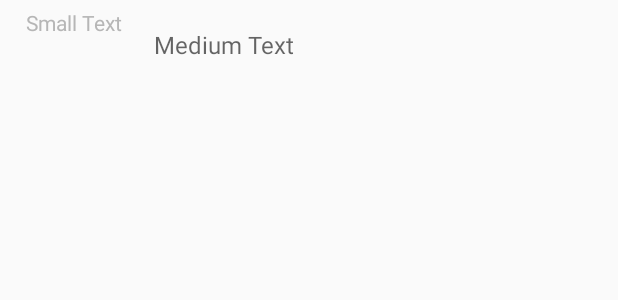
After one commit to SeanD98/MyRunningApp, an Android app: the layout list_item.xml on its own in the app's theme, with its tools: preview values and no code run, on a phone screen of 412 x 824 dp. The commit adds this screen. Shown: the top 300 px of the screen. Run offline under Robolectric (Android 15) with nearby library versions, the phone set to English and light mode, and no system bars; network calls fail.

Commit message:
get runs list added

```diff
--- a/app/src/main/java/com/example/myrunningapp/Utils/StyledMapActivity.java
+++ b/app/src/main/java/com/example/myrunningapp/Utils/StyledMapActivity.java
@@ -356,7 +356,7 @@ public class StyledMapActivity extends AppCompatActivity implements OnMapReadyCa
                     double newLocLong = latLng.longitude;
                     Location.distanceBetween(lastLocLat, lastLocLong, newLocLat, newLocLong, Distance);
 
-                    Speed = overallDistance += Distance[0];
+                    Speed = overallDistance += Distance[0]; //this it?
 
                     //convert distance to miles when measurementUnits switch is ON
                     if (DataController.getInstance(getApplicationContext()).measurementUnits == 0){
--- /dev/null
+++ b/app/src/main/res/layout/list_item.xml
@@ -0,0 +1,54 @@
+<?xml version="1.0" encoding="utf-8"?>
+<FrameLayout xmlns:android="http://schemas.android.com/apk/res/android"
+    android:layout_width="match_parent"
+    android:layout_height="match_parent"
+    android:orientation="vertical" >
+
+    <LinearLayout
+        android:id="@+id/ll"
+        android:layout_width="match_parent"
+        android:layout_height="60dp"
+        android:layout_alignParentStart="true"
+        android:layout_alignParentTop="true">
+
+        <LinearLayout
+            android:layout_width="97dp"
+            android:layout_height="65dp"
+            android:orientation="vertical">
+
+            <TextView
+                android:id="@+id/childTitle"
+                android:layout_width="match_parent"
+                android:layout_height="52dp"
+
+                android:layout_marginTop="5dp"
+                android:gravity="clip_vertical|center_horizontal"
+                android:text="Small Text"
+                android:textAlignment="center"
+                android:textAppearance="?android:attr/textAppearanceMedium"
+                android:textColor="#b6b6b6"
+                android:textSize="14sp" />
+
+        </LinearLayout>
+
+        <LinearLayout
+            android:layout_width="wrap_content"
+            android:layout_height="match_parent">
+
+            <TextView
+                android:id="@+id/lblChildData"
+                android:layout_width="301dp"
+                android:layout_height="match_parent"
+                android:layout_marginLeft="5dp"
+                android:layout_marginRight="2dp"
+                android:gravity="center_vertical"
+                android:text="Medium Text"
+                android:textAppearance="?android:attr/textAppearanceMedium"
+                android:textSize="16sp" />
+
+        </LinearLayout>
+
+
+    </LinearLayout>
+
+</FrameLayout>
```
Also changed, not shown: app/src/main/java/com/example/myrunningapp/Activities/RunsActivity.java (+70 -14 lines), app/src/main/java/com/example/myrunningapp/Activities/SettingsActivity.java (+0 -23 lines), app/src/main/java/com/example/myrunningapp/Adapters/RunsAdapter.java (+21 -7 lines).
